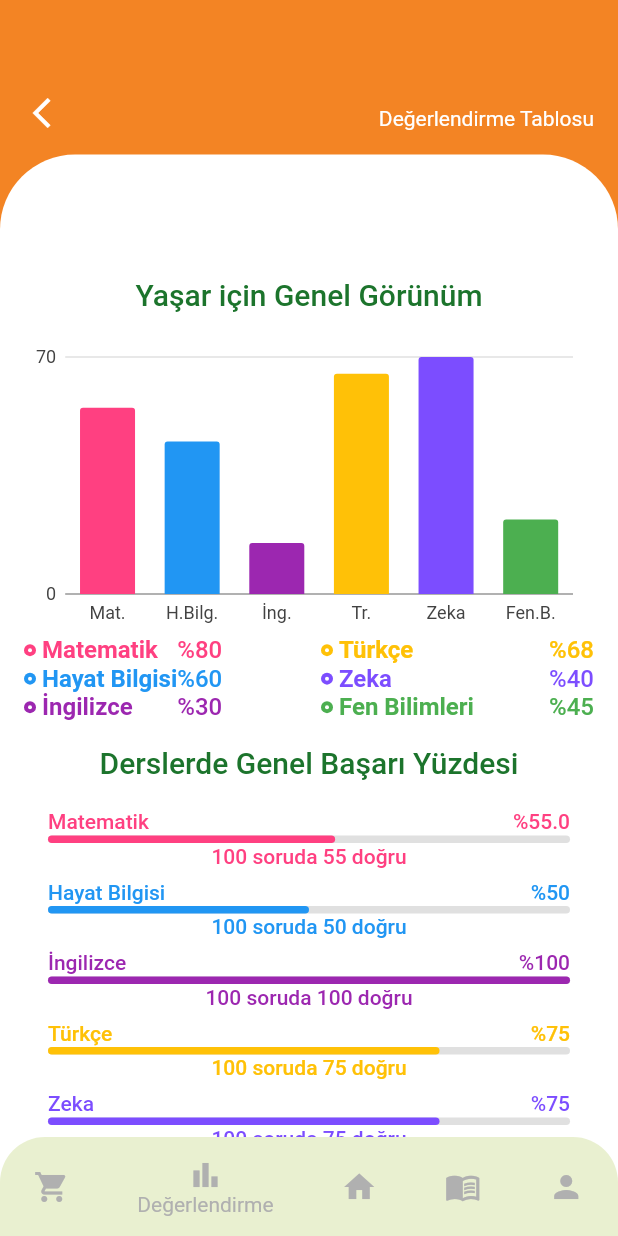
After one commit to hasan-ciftci/dodi, a Flutter app: the EvaluationOverviewView screen opened by its route, on a phone screen of 412 x 824 dp. The commit adds this screen. Run offline on Flutter 3.47's test engine with Material 2 defaults, Android fonts, the phone set to English and light mode, and no system bars; our stand-ins replace charts_flutter.

Commit message:
Evaluation overview page added.

```diff
--- a/lib/main.dart
+++ b/lib/main.dart
@@ -1,5 +1,6 @@
 import 'package:dodi/view/analyzing_view.dart';
 import 'package:dodi/view/class_select_view.dart';
+import 'package:dodi/view/evaluation_overview_view.dart';
 import 'package:dodi/view/login_view.dart';
 import 'package:dodi/view/onboarding_view.dart';
 import 'package:dodi/view/question_view.dart';
@@ -36,6 +37,7 @@ class MyApp extends StatelessWidget {
         '/quizPage': (context) => QuestionView(),
         '/analyzingPage': (context) => AnalyzingView(),
         '/resultPage': (context) => ResultView(),
+        '/evaluationOverview': (context) => EvaluationOverviewView(),
       },
     );
   }
--- /dev/null
+++ b/lib/view/evaluation_overview_view.dart
@@ -0,0 +1,584 @@
+import 'package:charts_flutter/flutter.dart' as charts;
+import 'package:flutter/material.dart';
+
+class EvaluationOverviewView extends StatefulWidget {
+  @override
+  _EvaluationOverviewViewState createState() => _EvaluationOverviewViewState();
+}
+
+class _EvaluationOverviewViewState extends State<EvaluationOverviewView> {
+  List<Lecture> data = [
+    Lecture(
+      questionCount: 100,
+      lectureName: 'Mat.',
+      correctAnswerCount: 55,
+      lectureColor: Colors.pinkAccent,
+    ),
+    Lecture(
+      questionCount: 100,
+      lectureName: 'H.Bilg.',
+      correctAnswerCount: 45,
+      lectureColor: Colors.blue,
+    ),
+    Lecture(
+      questionCount: 100,
+      lectureName: 'İng.',
+      correctAnswerCount: 15,
+      lectureColor: Colors.purple,
+    ),
+    Lecture(
+      questionCount: 100,
+      lectureName: 'Tr.',
+      correctAnswerCount: 65,
+      lectureColor: Colors.amber,
+    ),
+    Lecture(
+      questionCount: 100,
+      lectureName: 'Zeka',
+      correctAnswerCount: 70,
+      lectureColor: Colors.deepPurpleAccent,
+    ),
+    Lecture(
+      questionCount: 100,
+      lectureName: 'Fen.B.',
+      correctAnswerCount: 22,
+      lectureColor: Colors.green,
+    )
+  ];
+
+  @override
+  Widget build(BuildContext context) {
+    Size size = MediaQuery.of(context).size;
+
+    return Scaffold(
+      body: Stack(
+        children: [
+          buildBackground(size, context),
+          SingleChildScrollView(
+            physics:
+                BouncingScrollPhysics(parent: AlwaysScrollableScrollPhysics()),
+            child: Column(
+              children: [
+                buildPageHeader(size),
+                buildBody(size, context),
+              ],
+            ),
+          ),
+          buildBottomAppBar(size, context)
+        ],
+      ),
+    );
+  }
+
+  Column buildBackground(Size size, BuildContext context) {
+    return Column(
+      children: [
+        Expanded(
+          child: Container(color: Theme.of(context).backgroundColor),
+        ),
+        Expanded(
+          child: Container(color: Theme.of(context).primaryColor),
+        )
+      ],
+    );
+  }
+
+  Align buildPageHeader(Size size) {
+    return Align(
+      alignment: Alignment.topCenter,
+      child: Container(
+        height: size.height * .125,
+        child: Padding(
+          padding: EdgeInsets.all(16.0),
+          child: Row(
+            mainAxisAlignment: MainAxisAlignment.spaceBetween,
+            crossAxisAlignment: CrossAxisAlignment.end,
+            children: [
+              Icon(
+                Icons.arrow_back_ios_outlined,
+                color: Colors.white,
+              ),
+              Text(
+                "Değerlendirme Tablosu",
+                style: TextStyle(color: Colors.white),
+              ),
+            ],
+          ),
+        ),
+      ),
+    );
+  }
+
+  buildBody(Size size, BuildContext context) {
+    List<charts.Series<Lecture, String>> lectures = [
+      charts.Series(
+        id: "Lectures",
+        data: data,
+        domainFn: (Lecture lecture, _) => lecture.lectureName,
+        measureFn: (Lecture lecture, _) => lecture.correctAnswerCount,
+        colorFn: (Lecture lecture, _) =>
+            charts.ColorUtil.fromDartColor(lecture.lectureColor),
+      ),
+    ];
+    return Align(
+      alignment: Alignment.bottomCenter,
+      child: Container(
+        width: size.width,
+        decoration: BoxDecoration(
+          borderRadius: BorderRadius.only(
+            topLeft: Radius.circular(50.0),
+            topRight: Radius.circular(50.0),
+          ),
+          color: Colors.white,
+        ),
+        child: Column(
+          mainAxisAlignment: MainAxisAlignment.start,
+          children: [
+            //Body placed 87,5% height of screen with all attributes below
+            Padding(
+              padding: EdgeInsets.symmetric(
+                  vertical: size.height * .08, horizontal: 16),
+              child: Column(
+                children: [
+                  Padding(
+                    padding: const EdgeInsets.all(16.0),
+                    child: Text(
+                      "Yaşar için Genel Görünüm",
+                      textAlign: TextAlign.center,
+                      style: Theme.of(context)
+                          .textTheme
+                          .headline6
+                          .copyWith(color: Color(0xFF1C742C)),
+                    ),
+                  ),
+                  Container(
+                    height: 200,
+                    child: charts.BarChart(
+                      lectures,
+                      animate: true,
+                    ),
+                  ),
+
+                  Row(
+                    mainAxisAlignment: MainAxisAlignment.spaceAround,
+                    children: [
+                      Expanded(
+                        child: Row(
+                          children: [
+                            Column(
+                              crossAxisAlignment: CrossAxisAlignment.start,
+                              children: [
+                                Indicator(
+                                  color: Colors.pinkAccent,
+                                  text: 'Matematik',
+                                  isSquare: false,
+                                  size: 8,
+                                  textColor: Colors.pinkAccent,
+                                ),
+                                Indicator(
+                                  color: Colors.blue,
+                                  text: 'Hayat Bilgisi',
+                                  isSquare: false,
+                                  size: 8,
+                                  textColor: Colors.blue,
+                                ),
+                                Indicator(
+                                  color: Colors.purple,
+                                  text: 'İngilizce',
+                                  isSquare: false,
+                                  size: 8,
+                                  textColor: Colors.purple,
+                                ),
+                              ],
+                            ),
+                            Column(
+                              children: [
+                                Text(
+                                  "%80",
+                                  style: Theme.of(context)
+                                      .textTheme
+                                      .bodyText1
+                                      .copyWith(
+                                          fontSize: 16,
+                                          color: Colors.pinkAccent),
+                                ),
+                                Text(
+                                  "%60",
+                                  style: Theme.of(context)
+                                      .textTheme
+                                      .bodyText1
+                                      .copyWith(
+                                          fontSize: 16, color: Colors.blue),
+                                ),
+                                Text(
+                                  "%30",
+                                  style: Theme.of(context)
+                                      .textTheme
+                                      .bodyText1
+                                      .copyWith(
+                                        fontSize: 16,
+                                        color: Colors.purple,
+                                      ),
+                                ),
+                              ],
+                            )
+                          ],
+                        ),
+                      ),
+                      SizedBox(width: 16),
+                      Expanded(
+                        child: Row(
+                          mainAxisAlignment: MainAxisAlignment.spaceBetween,
+                          children: [
+                            Column(
+                              crossAxisAlignment: CrossAxisAlignment.start,
+                              children: [
+                                Indicator(
+                                  color: Colors.amber,
+                                  text: 'Türkçe',
+                                  isSquare: false,
+                                  size: 8,
+                                  textColor: Colors.amber,
+                                ),
+                                Indicator(
+                                  color: Colors.deepPurpleAccent,
+                                  text: 'Zeka',
+                                  isSquare: false,
+                                  size: 8,
+                                  textColor: Colors.deepPurpleAccent,
+                                ),
+                                Indicator(
+                                  color: Colors.green,
+                                  text: 'Fen Bilimleri',
+                                  isSquare: false,
+                                  size: 8,
+                                  textColor: Colors.green,
+                                ),
+                              ],
+                            ),
+                            Column(
+                              children: [
+                                Text(
+                                  "%68",
+                                  style: Theme.of(context)
+                                      .textTheme
+                                      .bodyText1
+                                      .copyWith(
+                                          fontSize: 16, color: Colors.amber),
+                                ),
+                                Text(
+                                  "%40",
+                                  style: Theme.of(context)
+                                      .textTheme
+                                      .bodyText1
+                                      .copyWith(
+                                          fontSize: 16,
+                                          color: Colors.deepPurpleAccent),
+                                ),
+                                Text(
+                                  "%45",
+                                  style: Theme.of(context)
+                                      .textTheme
+                                      .bodyText1
+                                      .copyWith(
+                                          fontSize: 16, color: Colors.green),
+                                ),
+                              ],
+                            )
+                          ],
+                        ),
+                      ),
+                    ],
+                  ),
+
+                  Padding(
+                    padding: EdgeInsets.all(16.0),
+                    child: Text(
+                      "Derslerde Genel Başarı Yüzdesi",
+                      textAlign: TextAlign.center,
+                      style: Theme.of(context)
+                          .textTheme
+                          .headline6
+                          .copyWith(color: Color(0xFF1C742C)),
+                    ),
+                  ),
+                  LectureSuccessPercentageBar(
+                    lectureColor: Colors.pinkAccent,
+                    correctAnswerCount: 55,
+                    questionCount: 100,
+                    lectureName: 'Matematik',
+                  ),
+                  LectureSuccessPercentageBar(
+                    lectureColor: Colors.blue,
+                    correctAnswerCount: 50,
+                    questionCount: 100,
+                    lectureName: 'Hayat Bilgisi',
+                  ),
+                  LectureSuccessPercentageBar(
+                    lectureColor: Colors.purple,
+                    correctAnswerCount: 100,
+                    questionCount: 100,
+                    lectureName: 'İngilizce',
+                  ),
+                  LectureSuccessPercentageBar(
+                    lectureColor: Colors.amber,
+                    correctAnswerCount: 75,
+                    questionCount: 100,
+                    lectureName: 'Türkçe',
+                  ),
+                  LectureSuccessPercentageBar(
+                    lectureColor: Colors.deepPurpleAccent,
+                    correctAnswerCount: 75,
+                    questionCount: 100,
+                    lectureName: 'Zeka',
+                  ),
+                  LectureSuccessPercentageBar(
+                    lectureColor: Colors.green,
+                    correctAnswerCount: 30,
+                    questionCount: 100,
+                    lectureName: 'Fen Bilimleri',
+                  ),
+                  buildEarlierTestsButton(size, context)
+                  //Social media buttons placed 10% height of screen
+                ],
+              ),
+            ),
+          ],
+        ),
+      ),
+    );
+  }
+
+  Align buildBottomAppBar(Size size, BuildContext context) {
+    return Align(
+      alignment: Alignment.bottomCenter,
+      child: Container(
+        height: size.height * .08,
+        decoration: BoxDecoration(
+          borderRadius: BorderRadius.only(
+              topLeft: Radius.circular(30), topRight: Radius.circular(30)),
+          color: Theme.of(context).bottomAppBarColor,
+        ),
+        child: Row(
+          mainAxisAlignment: MainAxisAlignment.spaceAround,
+          children: [
+            Icon(
+              Icons.shopping_cart,
+              color: Color(0xFFB0B0B0),
+            ),
+            Column(
+              mainAxisAlignment: MainAxisAlignment.center,
+              children: [
+                Icon(Icons.bar_chart, color: Color(0xFFB0B0B0)),
+                Text(
+                  "Değerlendirme",
+                  style: TextStyle(color: Color(0xFFB0B0B0)),
+                ),
+              ],
+            ),
+            Icon(Icons.home, color: Color(0xFFB0B0B0)),
+            Icon(Icons.menu_book, color: Color(0xFFB0B0B0)),
+            Icon(Icons.person, color: Color(0xFFB0B0B0)),
+          ],
+        ),
+      ),
+    );
+  }
+
+  SizedBox buildEarlierTestsButton(Size size, BuildContext context) {
+    return SizedBox(
+      height: size.height * .15,
+      child: Center(
+        child: SizedBox(
+          height: size.height * .08,
+          width: size.width * .9,
+          child: ElevatedButton(
+            onPressed: () {},
+            child: Text(
+              "Çözülmüş Testler",
+              style: Theme.of(context)
+                  .textTheme
+                  .headline5
+                  .copyWith(color: Colors.white),
+            ),
+            style: ButtonStyle(
+              shape: MaterialStateProperty.all(StadiumBorder()),
+            ),
+          ),
+        ),
+      ),
+    );
+  }
+}
+
+class LectureSuccessPercentageBar extends StatefulWidget {
+  final String lectureName;
+  final int questionCount;
+  final int correctAnswerCount;
+  final Color lectureColor;
+
+  const LectureSuccessPercentageBar({
+    Key key,
+    @required this.questionCount,
+    @required this.correctAnswerCount,
+    @required this.lectureColor,
+    @required this.lectureName,
+  }) : super(key: key);
+
+  @override
+  _LectureSuccessPercentageBarState createState() =>
+      _LectureSuccessPercentageBarState();
+}
+
+class _LectureSuccessPercentageBarState
+    extends State<LectureSuccessPercentageBar> {
+  double correctAnswerPercentage;
+
+  @override
+  void initState() {
+    super.initState();
+    correctAnswerPercentage =
+        (widget.correctAnswerCount / widget.questionCount) * 100;
+  }
+
+  @override
+  Widget build(BuildContext context) {
+    return Padding(
+      padding: EdgeInsets.symmetric(vertical: 4.0, horizontal: 16.0),
+      child: Column(
+        children: [
+          Row(
+            mainAxisAlignment: MainAxisAlignment.spaceBetween,
+            children: [
+              Text(
+                "${widget.lectureName}",
+                style: Theme.of(context)
+                    .textTheme
+                    .bodyText1
+                    .copyWith(color: widget.lectureColor),
+              ),
+              Text(
+                correctAnswerPercentage % 1 == 0
+                    ? "%${correctAnswerPercentage.toStringAsFixed(0)}"
+                    : "%${correctAnswerPercentage.toStringAsFixed(1)}",
+                style: Theme.of(context)
+                    .textTheme
+                    .bodyText1
+                    .copyWith(color: widget.lectureColor),
+              ),
+            ],
+          ),
+          SizedBox(
+            height: 1,
+          ),
+          Stack(
+            children: [
+              Container(
+                height: 5,
+                decoration: ShapeDecoration(
+                  shape: RoundedRectangleBorder(
+                    borderRadius: BorderRadius.all(
+                      Radius.circular(10),
+                    ),
+                  ),
+                  color: Colors.grey.shade300,
+                ),
+              ),
+              FractionallySizedBox(
+                widthFactor: correctAnswerPercentage / 100,
+                child: Container(
+                  height: 5,
+                  decoration: ShapeDecoration(
+                    shape: RoundedRectangleBorder(
+                      borderRadius: BorderRadius.all(
+                        Radius.circular(10),
+                      ),
+                    ),
+                    color: widget.lectureColor,
+                  ),
+                ),
+              ),
+            ],
+          ),
+          SizedBox(
+            height: 1,
+          ),
+          Text(
+            "${widget.questionCount} soruda ${widget.correctAnswerCount} doğru",
+            style: Theme.of(context)
+                .textTheme
+                .bodyText1
+                .copyWith(color: widget.lectureColor),
+          ),
+        ],
+      ),
+    );
+  }
+}
+
+class Indicator extends StatelessWidget {
+  final Color color;
+  final String text;
+  final bool isSquare;
+  final double size;
+  final Color textColor;
+
+  const Indicator({
+    Key key,
+    this.color,
+    this.text,
+    this.isSquare,
+    this.size = 8,
+    this.textColor = const Color(0xff505050),
+  }) : super(key: key);
+
+  @override
+  Widget build(BuildContext context) {
+    return Row(
+      children: <Widget>[
+        Stack(
+          alignment: Alignment.center,
+          children: [
+            Container(
+              width: size,
+              height: size,
+              decoration: BoxDecoration(
+                shape: isSquare ? BoxShape.rectangle : BoxShape.circle,
+                color: color,
+              ),
+            ),
+            Container(
+              height: size / 3,
+              width: size / 3,
+              decoration: BoxDecoration(
+                shape: isSquare ? BoxShape.rectangle : BoxShape.circle,
+                color: Colors.white,
+              ),
+            ),
+          ],
+        ),
+        const SizedBox(
+          width: 4,
+        ),
+        Text(
+          text,
+          style: TextStyle(
+              fontSize: 16, fontWeight: FontWeight.bold, color: textColor),
+        )
+      ],
+    );
+  }
+}
+
+class Lecture {
+  final String lectureName;
+  final int questionCount;
+  final int correctAnswerCount;
+  final Color lectureColor;
+
+  Lecture(
+      {@required this.lectureName,
+      @required this.questionCount,
+      @required this.correctAnswerCount,
+      @required this.lectureColor});
+}
--- a/pubspec.yaml
+++ b/pubspec.yaml
@@ -16,6 +16,7 @@ dependencies:
 dev_dependencies:
   flutter_test:
     sdk: flutter
+  charts_flutter: ^0.10.0
   flutter_launcher_icons:
 
 flutter_icons:
```
Also changed, not shown: pubspec.lock.
